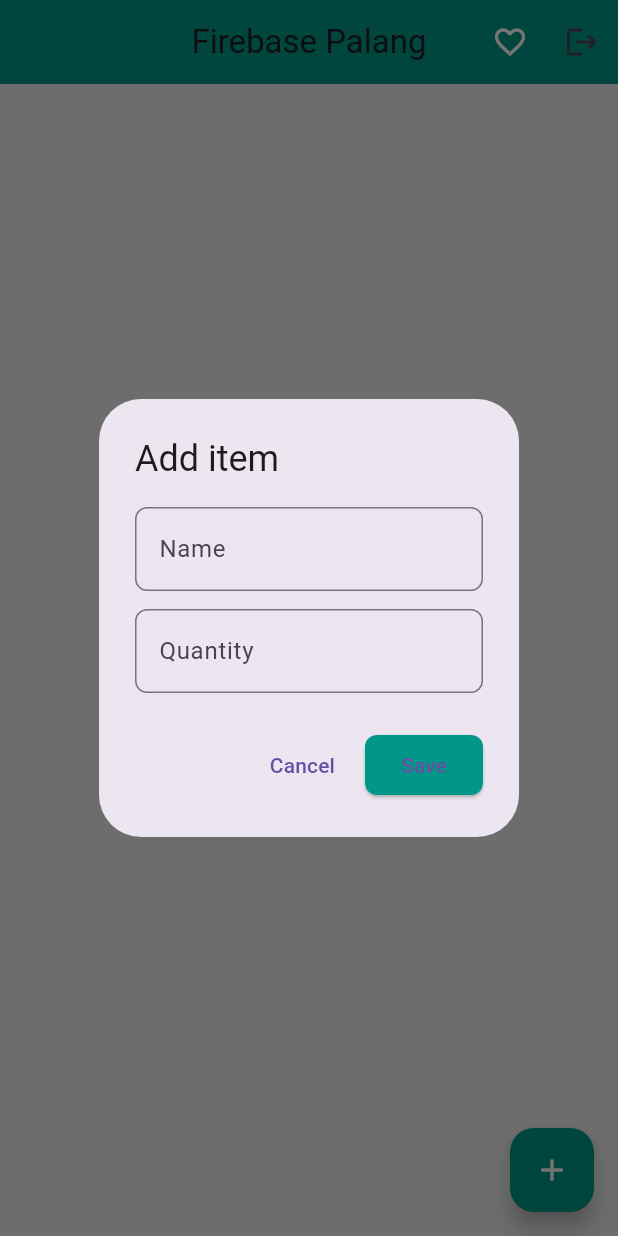
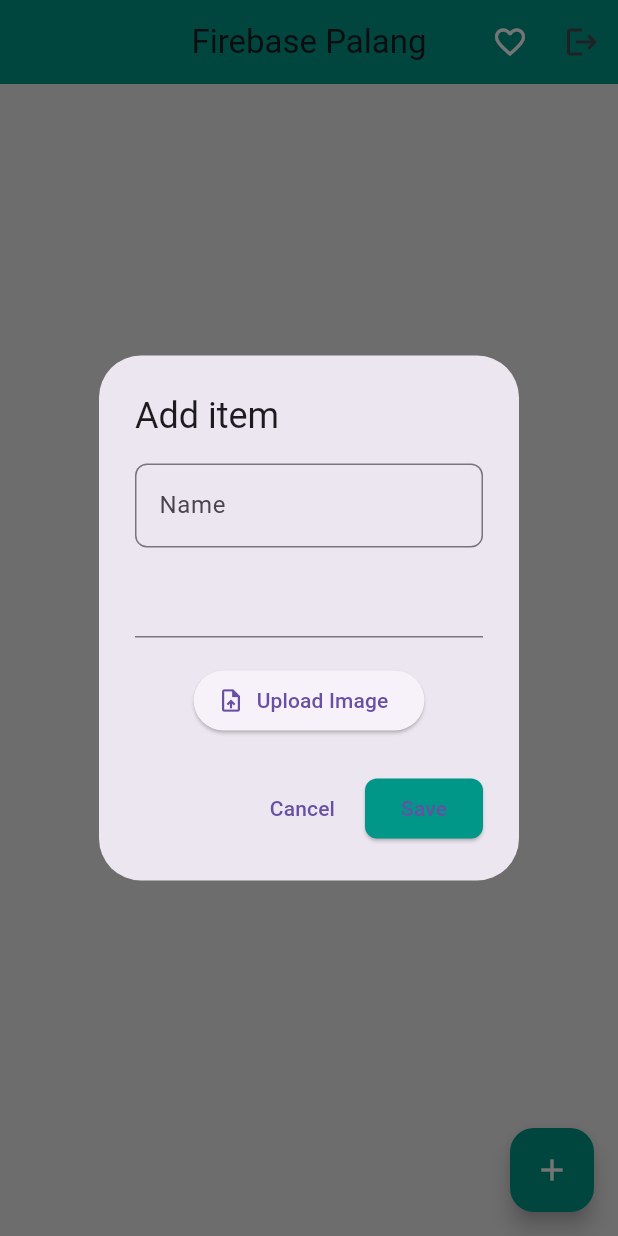
Before and after one commit to HazelPhoniePalang/Notes-app-w-firebase, a Flutter app: the screen it shows once a user with an empty profile is signed in, after a tap on the "add" icon, on a phone screen of 412 x 824 dp. Run offline on Flutter 3.47's test engine with Material 3 defaults, Android fonts, the phone set to English and light mode, and no system bars; our stand-ins replace cloud_firestore, firebase_auth, firebase_core, google_sign_in, image_picker; missing offline and left inert: cloudinary_public; accounts and stored records are empty.

Commit message:
Fixed delete

```diff
--- a/lib/crud_service.dart
+++ b/lib/crud_service.dart
@@ -1,6 +1,8 @@
 import 'dart:io';
 
 import 'package:cloud_firestore/cloud_firestore.dart';
+import 'package:cloudinary_public/cloudinary_public.dart';
+import 'package:image_picker/image_picker.dart';
 
 class PickedImage {
   final File file;
@@ -13,13 +15,40 @@ class CrudService {
     'items',
   );
 
-  Future<void> addItem(String name, int quantity) {
-    //CREATE
-    return items.add({
+  final CloudinaryPublic _cloudinary = CloudinaryPublic(
+    'yhnhw5wd',
+    'flutter_note_preset',
+    cache: false,
+  );
+
+  final ImagePicker _picker = ImagePicker();
+
+  Future<PickedImage?> pickImageForAddItem() async {
+    final pickedFile = await _picker.pickImage(source: ImageSource.gallery);
+    if (pickedFile == null) return null;
+
+    final file = File(pickedFile.path);
+
+    final response = await _cloudinary.uploadFile(
+      CloudinaryFile.fromFile(
+        file.path,
+        resourceType: CloudinaryResourceType.Image,
+      ),
+    );
+    return PickedImage(file: file, url: response.secureUrl);
+  }
+
+  //Create
+  Future<void> addItemWithImage(
+    String name,
+    int quantity,
+    String? imageUrl,
+  ) async {
+    await items.add({
       'name': name,
       'quantity': quantity,
+      'image_url': imageUrl,
       'createdAt': Timestamp.now(),
-      'is_favorite': false,
     });
   }
 
--- a/lib/home_page.dart
+++ b/lib/home_page.dart
@@ -1,3 +1,5 @@
+import 'dart:io';
+
 import 'package:note_w_firebase/crud_service.dart';
 import 'package:flutter/material.dart';
 import 'package:cloud_firestore/cloud_firestore.dart';
@@ -108,6 +110,7 @@ class _HomePageState extends State<HomePage> {
               bool isFavorite = data.containsKey('is_favorite')
                   ? data['is_favorite']
                   : false;
+              final imageUrl = data['image_url'];
 
               return Card(
                 elevation: 3,
@@ -122,21 +125,28 @@ class _HomePageState extends State<HomePage> {
                     vertical: 8,
                   ),
 
-                  // NAME
+                  leading: imageUrl != null
+                      ? ClipRRect(
+                          borderRadius: BorderRadius.circular(8),
+                          child: Image.network(
+                            imageUrl,
+                            width: 60,
+                            height: 60,
+                            fit: BoxFit.cover,
+                          ), // Image.network
+                        ) // ClipRRect
+                      : null,
                   title: Text(
-                    item['name'],
+                    data['name'] ?? '',
                     style: const TextStyle(
                       fontSize: 18,
                       fontWeight: FontWeight.bold,
                     ),
-                  ),
-
-                  // QUANTITY
+                  ), // Text
                   subtitle: Text(
-                    "Quantity ${item['quantity']}",
+                    "Quantity ${data['quantity'] ?? 0}",
                     style: const TextStyle(fontSize: 14, color: Colors.grey),
-                  ),
-
+                  ), // Text
                   // FAVORITE, EDIT AND DELETE
                   trailing: Row(
                     mainAxisSize: MainAxisSize.min,
@@ -182,11 +192,18 @@ class _HomePageState extends State<HomePage> {
         content: const Text("Are you sure you want to delete this item?"),
         actions: [
           TextButton(
-            child: const Text("Delete", style: TextStyle(color: Colors.red)),
-            onPressed: () {
-              service.deleteItem(id);
+            child: const Text('Cancel'),
+            onPressed: () => Navigator.pop(context),
+          ),
+          ElevatedButton(
+            onPressed: () async {
+              await service.deleteItem(id);
+
+              if (context.mounted) {
                 Navigator.pop(context);
+              }
             },
+            child: const Text('Delete'),
           ),
         ],
       ),
@@ -201,9 +218,13 @@ class _HomePageState extends State<HomePage> {
     nameCtrl.clear();
     qtyCtrl.clear();
 
+    File? selectedImageFile;
+    String? selectedImageUrl;
+
     showDialog(
       context: context,
-      builder: (_) => AlertDialog(
+      builder: (context) => StatefulBuilder(
+        builder: (context, setState) => AlertDialog(
           title: const Text("Add item"),
           content: Column(
             mainAxisSize: MainAxisSize.min,
@@ -221,20 +242,39 @@ class _HomePageState extends State<HomePage> {
               TextField(
                 controller: qtyCtrl,
                 keyboardType: TextInputType.number,
-              decoration: InputDecoration(
-                labelText: "Quantity",
-                border: OutlineInputBorder(
+              ), // TextField
+              const SizedBox(height: 10),
+              if (selectedImageFile != null)
+                ClipRRect(
                   borderRadius: BorderRadius.circular(8),
-                ),
-              ),
-            ),
+                  child: Image.file(
+                    selectedImageFile!,
+                    width: 120,
+                    height: 120,
+                    fit: BoxFit.cover,
+                  ), // Image.file
+                ), // ClipRRect
+              const SizedBox(height: 8),
+              ElevatedButton.icon(
+                icon: const Icon(Icons.upload_file),
+                label: const Text('Upload Image'),
+                onPressed: () async {
+                  final pickedFile = await service.pickImageForAddItem();
+                  if (pickedFile != null) {
+                    setState(() {
+                      selectedImageFile = pickedFile.file;
+                      selectedImageUrl = pickedFile.url;
+                    });
+                  }
+                },
+              ), // ElevatedButton.icon
             ],
-        ),
+          ), // Column
           actions: [
             TextButton(
               child: const Text('Cancel'),
               onPressed: () => Navigator.pop(context),
-          ),
+            ), // TextButton
             ElevatedButton(
               style: ElevatedButton.styleFrom(
                 backgroundColor: Colors.teal,
@@ -243,15 +283,20 @@ class _HomePageState extends State<HomePage> {
                 ),
               ),
               child: const Text("Save"),
-            onPressed: () {
+              onPressed: () async {
                 if (nameCtrl.text.isNotEmpty && qtyCtrl.text.isNotEmpty) {
-                service.addItem(nameCtrl.text, int.parse(qtyCtrl.text));
+                  await service.addItemWithImage(
+                    nameCtrl.text,
+                    int.parse(qtyCtrl.text),
+                    selectedImageUrl,
+                  );
                   Navigator.pop(context);
                 }
               },
-          ),
+            ), // ElevatedButton
           ],
-      ),
+        ), // AlertDialog
+      ), // StatefulBuilder
     );
   }
 
```
Also changed, not shown: 1 other file. Lines whose indentation alone changed are shown as unchanged.
